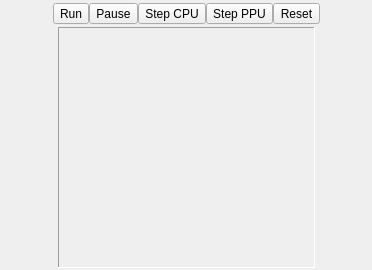
christopherpow/nesicide, file viewers/emulator/nesemulatordialog.ui: the form before one commit.
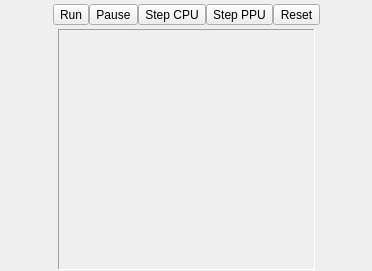
The form after the commit. Icons and pictures are not drawn.

What changed in the file:
```diff
--- a/viewers/emulator/nesemulatordialog.ui
+++ b/viewers/emulator/nesemulatordialog.ui
@@ -7,7 +7,7 @@
     <x>0</x>
     <y>0</y>
     <width>372</width>
-    <height>270</height>
+    <height>271</height>
    </rect>
   </property>
   <property name="windowTitle">
```
